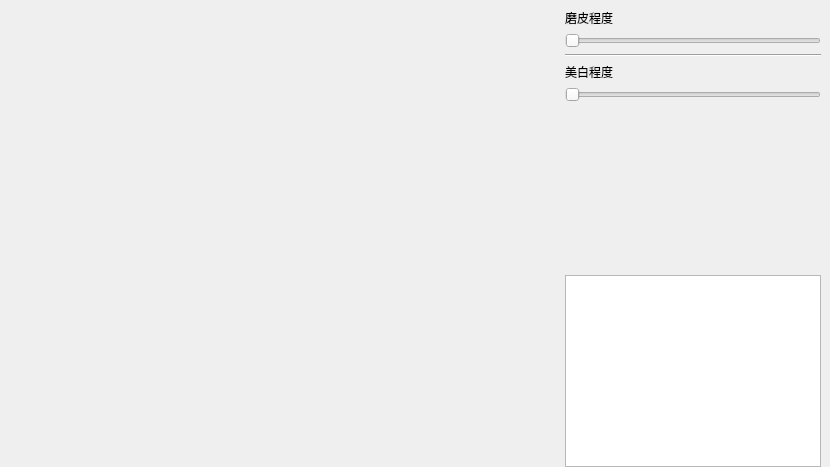
Above: GuiDemo/GuiDemo.ui from lyapple2008/FaceBeauty before the change. Below: the same form after it.
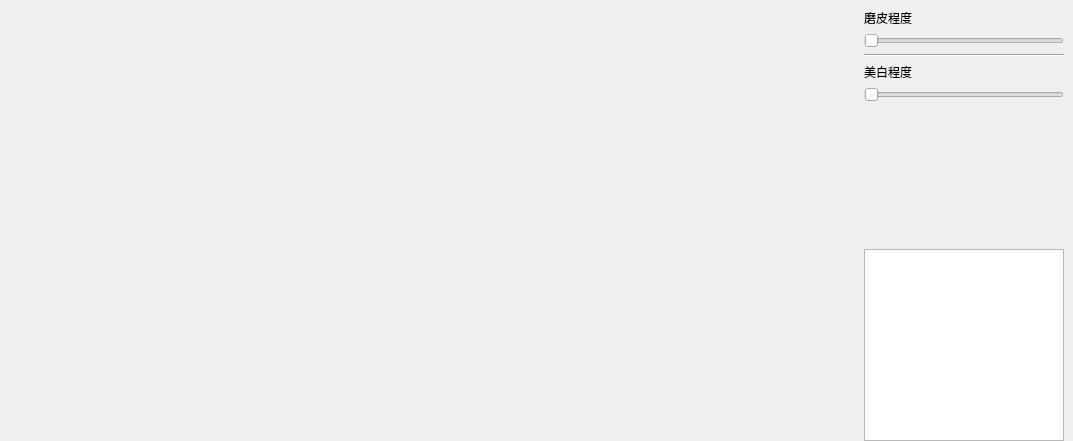
That is the form after the change.

Commit message: finish gui demo; prepare optimize bilateral filter

Patch:
```diff
--- a/GuiDemo/GuiDemo.ui
+++ b/GuiDemo/GuiDemo.ui
@@ -6,15 +6,15 @@
    <rect>
     <x>0</x>
     <y>0</y>
-    <width>830</width>
-    <height>467</height>
+    <width>1073</width>
+    <height>441</height>
    </rect>
   </property>
   <property name="windowTitle">
    <string>GuiDemo</string>
   </property>
   <widget class="QWidget" name="centralWidget">
-   <layout class="QGridLayout" name="gridLayout">
+   <layout class="QGridLayout" name="gridLayout" columnstretch="2,2,1">
     <property name="leftMargin">
      <number>0</number>
     </property>
@@ -27,8 +27,8 @@
     <property name="bottomMargin">
      <number>0</number>
     </property>
-    <item row="0" column="0">
-     <widget class="QLabel" name="imageLabel">
+    <item row="0" column="1">
+     <widget class="QLabel" name="beautyLabel">
       <property name="sizePolicy">
        <sizepolicy hsizetype="Expanding" vsizetype="Expanding">
         <horstretch>0</horstretch>
@@ -40,7 +40,7 @@
       </property>
      </widget>
     </item>
-    <item row="0" column="1">
+    <item row="0" column="2">
      <layout class="QVBoxLayout" name="verticalLayout">
       <property name="leftMargin">
        <number>9</number>
@@ -124,7 +124,7 @@
        </spacer>
       </item>
       <item>
-       <widget class="QTextBrowser" name="textBrowser">
+       <widget class="QTextEdit" name="textEdit">
         <property name="sizePolicy">
          <sizepolicy hsizetype="Minimum" vsizetype="Expanding">
           <horstretch>0</horstretch>
```
Left out of the diff: 7 changed lines with no effect on the pictures. The commit also changes 12 other files.
